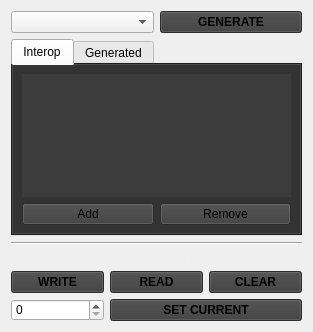
UCI-UAVForge/GroundStation, file GS/GUI/missionwidget.ui: the form before one commit.
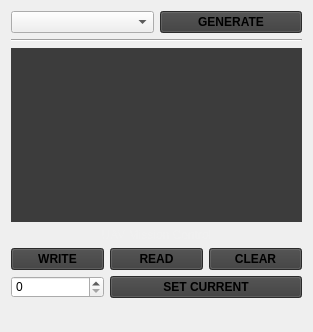
The form after the commit. Custom widgets are drawn as their Qt base class.

```diff
--- a/GS/GUI/missionwidget.ui
+++ b/GS/GUI/missionwidget.ui
@@ -57,64 +57,45 @@
 }</string>
   </property>
   <layout class="QGridLayout" name="gridLayout_2">
-   <item row="6" column="0">
-    <layout class="QGridLayout" name="gridLayout">
-     <item row="3" column="0">
-      <widget class="QSpinBox" name="setCurrentValue"/>
-     </item>
-     <item row="3" column="1" colspan="2">
-      <widget class="QPushButton" name="setCurrentButton">
-       <property name="font">
-        <font>
-         <weight>75</weight>
-         <bold>true</bold>
-        </font>
-       </property>
-       <property name="text">
-        <string>SET CURRENT</string>
-       </property>
-      </widget>
-     </item>
-     <item row="1" column="2">
-      <widget class="QPushButton" name="clearButton">
-       <property name="font">
-        <font>
-         <weight>75</weight>
-         <bold>true</bold>
-        </font>
-       </property>
-       <property name="text">
-        <string>CLEAR</string>
-       </property>
-      </widget>
-     </item>
-     <item row="1" column="0">
-      <widget class="QPushButton" name="writeButton">
-       <property name="font">
-        <font>
-         <weight>75</weight>
-         <bold>true</bold>
-        </font>
-       </property>
-       <property name="text">
-        <string>WRITE</string>
-       </property>
-      </widget>
-     </item>
-     <item row="1" column="1">
-      <widget class="QPushButton" name="readButton">
-       <property name="font">
-        <font>
-         <weight>75</weight>
-         <bold>true</bold>
-        </font>
-       </property>
-       <property name="text">
-        <string>READ</string>
-       </property>
-      </widget>
-     </item>
-    </layout>
+   <item row="4" column="0">
+    <widget class="MissionTable" name="generatedMission">
+     <property name="cornerButtonEnabled">
+      <bool>false</bool>
+     </property>
+     <attribute name="horizontalHeaderVisible">
+      <bool>false</bool>
+     </attribute>
+    </widget>
+   </item>
+   <item row="5" column="0">
+    <widget class="QLabel" name="label">
+     <property name="text">
+      <string>UAV Mission Control</string>
+     </property>
+     <property name="alignment">
+      <set>Qt::AlignCenter</set>
+     </property>
+    </widget>
+   </item>
+   <item row="8" column="0">
+    <spacer name="verticalSpacer">
+     <property name="orientation">
+      <enum>Qt::Vertical</enum>
+     </property>
+     <property name="sizeHint" stdset="0">
+      <size>
+       <width>20</width>
+       <height>40</height>
+      </size>
+     </property>
+    </spacer>
+   </item>
+   <item row="3" column="0">
+    <widget class="Line" name="line">
+     <property name="orientation">
+      <enum>Qt::Horizontal</enum>
+     </property>
+    </widget>
    </item>
    <item row="1" column="0">
     <widget class="QWidget" name="interopControl" native="true">
@@ -163,114 +144,64 @@
      </layout>
     </widget>
    </item>
-   <item row="4" column="0">
-    <widget class="QLabel" name="label">
-     <property name="text">
-      <string>UAV Mission Control</string>
-     </property>
-     <property name="alignment">
-      <set>Qt::AlignCenter</set>
-     </property>
-    </widget>
-   </item>
    <item row="7" column="0">
-    <spacer name="verticalSpacer">
-     <property name="orientation">
-      <enum>Qt::Vertical</enum>
-     </property>
-     <property name="sizeHint" stdset="0">
-      <size>
-       <width>20</width>
-       <height>40</height>
-      </size>
-     </property>
-    </spacer>
-   </item>
-   <item row="3" column="0">
-    <widget class="Line" name="line">
-     <property name="orientation">
-      <enum>Qt::Horizontal</enum>
-     </property>
-    </widget>
-   </item>
-   <item row="2" column="0">
-    <widget class="QTabWidget" name="tabWidget">
-     <property name="currentIndex">
-      <number>0</number>
-     </property>
-     <widget class="QWidget" name="tab">
-      <attribute name="title">
-       <string>Interop</string>
-      </attribute>
-      <layout class="QGridLayout" name="gridLayout_3">
-       <item row="0" column="0" colspan="2">
-        <widget class="MissionTable" name="interopMission">
-         <property name="editTriggers">
-          <set>QAbstractItemView::NoEditTriggers</set>
-         </property>
-         <property name="tabKeyNavigation">
-          <bool>true</bool>
-         </property>
-         <property name="textElideMode">
-          <enum>Qt::ElideMiddle</enum>
-         </property>
-         <property name="showGrid">
-          <bool>true</bool>
-         </property>
-         <property name="wordWrap">
-          <bool>false</bool>
-         </property>
-         <property name="cornerButtonEnabled">
-          <bool>false</bool>
-         </property>
-         <attribute name="horizontalHeaderCascadingSectionResizes">
-          <bool>false</bool>
-         </attribute>
-         <attribute name="horizontalHeaderDefaultSectionSize">
-          <number>30</number>
-         </attribute>
-         <attribute name="horizontalHeaderMinimumSectionSize">
-          <number>10</number>
-         </attribute>
-         <attribute name="verticalHeaderVisible">
-          <bool>false</bool>
-         </attribute>
-        </widget>
-       </item>
-       <item row="1" column="0">
-        <widget class="QPushButton" name="pushButton">
-         <property name="text">
-          <string>Add</string>
-         </property>
-        </widget>
-       </item>
-       <item row="1" column="1">
-        <widget class="QPushButton" name="pushButton_2">
-         <property name="text">
-          <string>Remove</string>
-         </property>
-        </widget>
-       </item>
-      </layout>
-     </widget>
-     <widget class="QWidget" name="tab2">
-      <attribute name="title">
-       <string>Generated</string>
-      </attribute>
-      <layout class="QGridLayout" name="gridLayout_4">
-       <item row="0" column="0">
-        <widget class="MissionTable" name="generatedMission">
-         <property name="cornerButtonEnabled">
-          <bool>false</bool>
-         </property>
-         <attribute name="horizontalHeaderVisible">
-          <bool>false</bool>
-         </attribute>
-        </widget>
-       </item>
-      </layout>
-     </widget>
-    </widget>
+    <layout class="QGridLayout" name="gridLayout">
+     <item row="3" column="0">
+      <widget class="QSpinBox" name="setCurrentValue"/>
+     </item>
+     <item row="3" column="1" colspan="2">
+      <widget class="QPushButton" name="setCurrentButton">
+       <property name="font">
+        <font>
+         <weight>75</weight>
+         <bold>true</bold>
+        </font>
+       </property>
+       <property name="text">
+        <string>SET CURRENT</string>
+       </property>
+      </widget>
+     </item>
+     <item row="1" column="2">
+      <widget class="QPushButton" name="clearButton">
+       <property name="font">
+        <font>
+         <weight>75</weight>
+         <bold>true</bold>
+        </font>
+       </property>
+       <property name="text">
+        <string>CLEAR</string>
+       </property>
+      </widget>
+     </item>
+     <item row="1" column="0">
+      <widget class="QPushButton" name="writeButton">
+       <property name="font">
+        <font>
+         <weight>75</weight>
+         <bold>true</bold>
+        </font>
+       </property>
+       <property name="text">
+        <string>WRITE</string>
+       </property>
+      </widget>
+     </item>
+     <item row="1" column="1">
+      <widget class="QPushButton" name="readButton">
+       <property name="font">
+        <font>
+         <weight>75</weight>
+         <bold>true</bold>
+        </font>
+       </property>
+       <property name="text">
+        <string>READ</string>
+       </property>
+      </widget>
+     </item>
+    </layout>
    </item>
   </layout>
  </widget>
```
